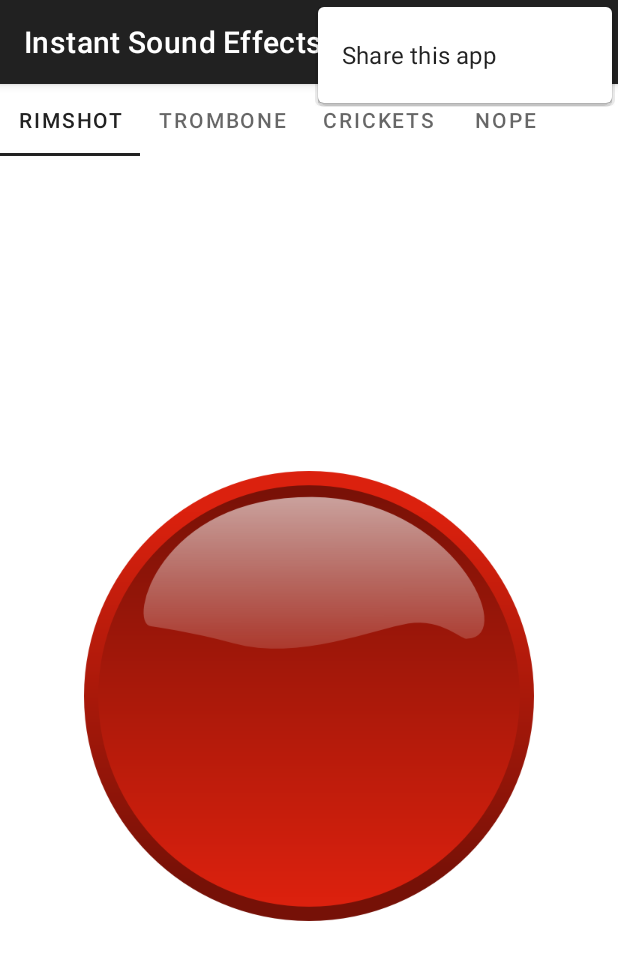
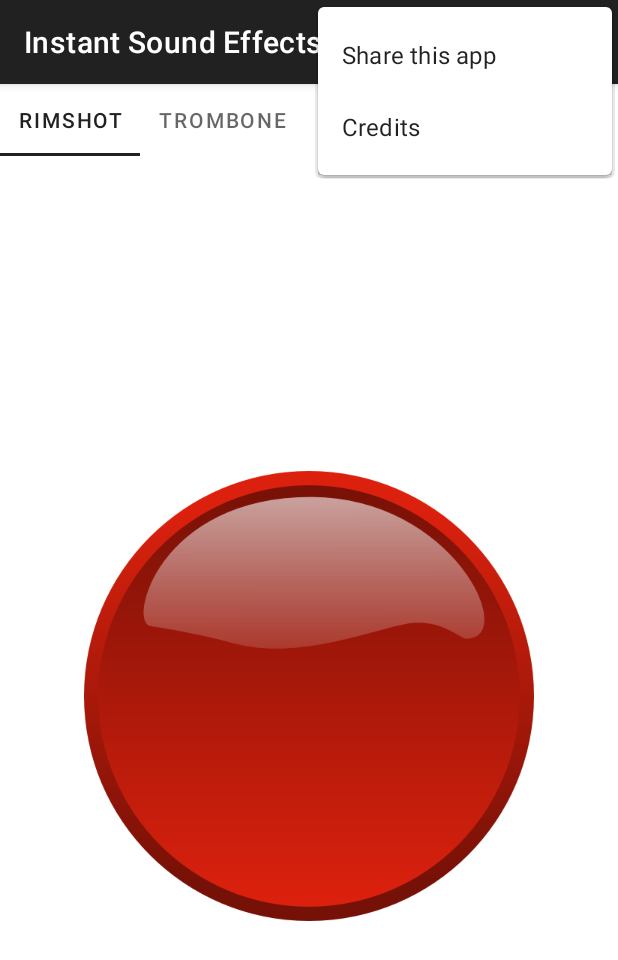
Before and after one commit to andrewshadura/soundbored, an Android app: the screen it shows after launch (MainActivity), with the options menu open, on a phone screen of 412 x 824 dp. Shown: the top 960 px of the screen. Run offline under Robolectric (Android 15) with nearby library versions, the phone set to English and light mode, and no system bars.

Commit message:
added links

```diff
--- a/app/build.gradle
+++ b/app/build.gradle
@@ -8,7 +8,7 @@ android {
 
     defaultConfig {
         applicationId "com.bri1.soundbored"
-        minSdkVersion 14
+        minSdkVersion 16
         versionCode 4
         versionName "2.1"
         targetSdkVersion 31
@@ -34,6 +34,7 @@ dependencies {
     implementation 'androidx.appcompat:appcompat:1.3.1'
     implementation "org.jetbrains.kotlin:kotlin-stdlib-jdk7:1.5.31"
     implementation 'com.google.android.material:material:1.4.0'
+    implementation 'androidx.constraintlayout:constraintlayout:2.1.1'
 }
 repositories {
     mavenCentral()
--- a/app/src/main/res/layout/activity_main.xml
+++ b/app/src/main/res/layout/activity_main.xml
@@ -32,6 +32,11 @@
             android:layout_width="wrap_content"
             android:layout_height="wrap_content"
             android:text="@string/title_section4" />
+
+        <com.google.android.material.tabs.TabItem
+            android:layout_width="wrap_content"
+            android:layout_height="wrap_content"
+            android:text="@string/whistle_desc" />
     </com.google.android.material.tabs.TabLayout>
 
 </androidx.viewpager.widget.ViewPager>
--- a/app/src/main/res/menu/main.xml
+++ b/app/src/main/res/menu/main.xml
@@ -1,9 +1,15 @@
-<menu xmlns:android="http://schemas.android.com/apk/res/android" >
+<menu xmlns:app="http://schemas.android.com/apk/res-auto"
+    xmlns:android="http://schemas.android.com/apk/res/android" >
 
     <item
         android:id="@+id/action_share"
         android:orderInCategory="100"
-        android:showAsAction="never"
-        android:title="@string/action_share"/>
+        android:title="@string/action_share"
+        />
+    <item
+        android:id="@+id/action_credits"
+        android:orderInCategory="101"
+        android:title="@string/credits"
+        />
 
 </menu>
```
Also changed, not shown: app/src/main/AndroidManifest.xml (+11 -6 lines), app/src/main/java/com/bri1/soundbored/Credits.kt (added, +11 -0 lines), app/src/main/java/com/bri1/soundbored/MainActivity.kt (+18 -2 lines), app/src/main/res/layout/activity_credits.xml (added, +75 -0 lines), app/src/main/res/values/strings.xml (+9 -0 lines), app/src/main/res/drawable/opensource.png (added).
